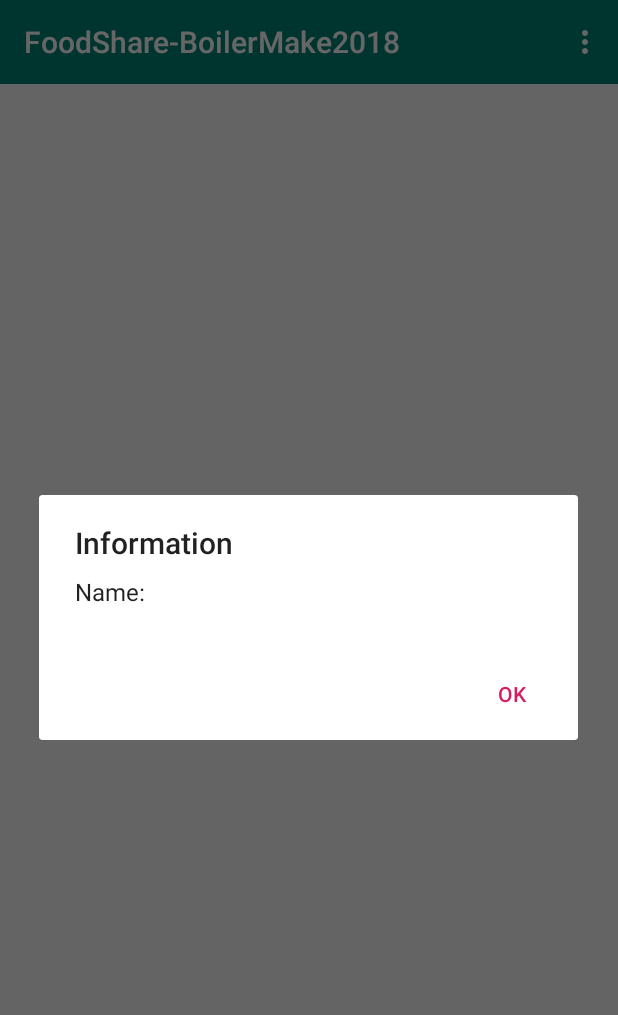
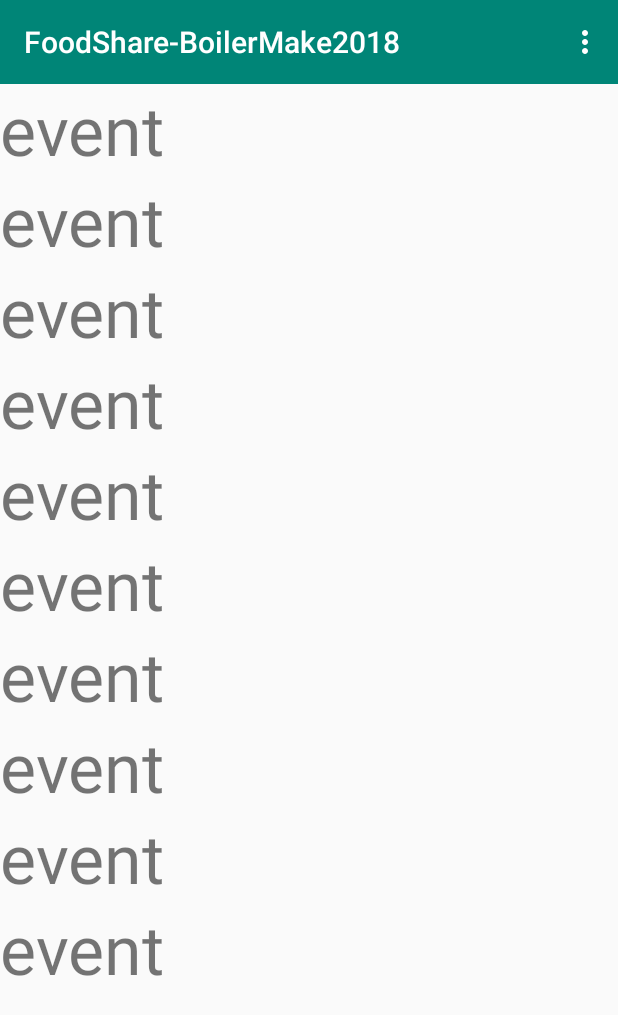
Before and after one commit to aakarshitpandey/FoodShareBoilerMake2018, an Android app: the screen it shows after launch once a user with an empty profile is signed in (mainPage), in the options menu, after a tap on "Profile", on a phone screen of 412 x 824 dp. Shown: the top 1015 px of the screen. Run offline under Robolectric (Android 15) with nearby library versions, the light colour scheme and no system bars; our stand-ins replace Firebase (no records; nobody signed in at launch, a user with empty details on screens opened directly).

Commit message:
fixed the startup glitch

```diff
--- a/app/build.gradle
+++ b/app/build.gradle
@@ -29,4 +29,5 @@ dependencies {
     implementation 'com.google.firebase:firebase-auth:16.0.5'
     implementation 'com.android.support.constraint:constraint-layout:1.1.3'
     implementation 'com.google.firebase:firebase-database:16.0.3'
+    implementation 'com.google.firebase:firebase-core:16.0.4'
 }
--- a/app/src/main/java/com/boilermake/foodshare/foodshare_boilermake2018/mainPage.java
+++ b/app/src/main/java/com/boilermake/foodshare/foodshare_boilermake2018/mainPage.java
@@ -1,21 +1,54 @@
 package com.boilermake.foodshare.foodshare_boilermake2018;
+import android.app.Dialog;
+import android.content.DialogInterface;
 import android.content.Intent;
+import android.support.annotation.NonNull;
+import android.support.v7.app.AlertDialog;
 import android.support.v7.app.AppCompatActivity;
 import android.os.Bundle;
 import android.support.v7.widget.Toolbar;
 import android.view.Menu;
 import android.view.MenuInflater;
 import android.view.MenuItem;
-
+import android.view.View;
+import android.widget.Button;
+import android.widget.EditText;
+import android.widget.TextView;
+import android.widget.Toast;
 import com.google.firebase.auth.FirebaseAuth;
+import com.google.firebase.auth.FirebaseUser;
+import com.google.firebase.database.DataSnapshot;
+import com.google.firebase.database.DatabaseError;
+import com.google.firebase.database.DatabaseReference;
+import com.google.firebase.database.FirebaseDatabase;
+import com.google.firebase.database.ValueEventListener;
 
 public class mainPage extends AppCompatActivity {
+
     Toolbar toolbar;
     private FirebaseAuth auth;
+    private DatabaseReference mDatabase;
+    private FirebaseUser currentUser;
+    private String userId;
+    private String profileName;
+    private String profileCity;
+    private DataSnapshot dataSnapshot;
 
-    //TODO: Retrieve user data (User name, City)
-    public String profileName;
-    public String profileCity;
+
+    /**
+     * event list
+     */
+    private TextView event1;
+    private TextView event2;
+    private TextView event3;
+    private TextView event4;
+    private TextView event5;
+    private TextView event6;
+    private TextView event7;
+    private TextView event8;
+    private TextView event9;
+    private TextView event10;
+
 
 
     protected void onCreate(Bundle savedInstanceState) {
@@ -24,6 +57,36 @@ public class mainPage extends AppCompatActivity {
 
         toolbar = findViewById(R.id.toolbar); //log out tool bar sync
         setSupportActionBar(toolbar);
+
+        currentUser = FirebaseAuth.getInstance().getCurrentUser();
+        userId = currentUser.getUid();
+        mDatabase = FirebaseDatabase.getInstance().getReference().child(userId); //access current user's database
+
+        mDatabase.addValueEventListener(new ValueEventListener() {
+            @Override
+            public void onDataChange(@NonNull DataSnapshot dataSnapshot) {
+
+                try {
+                    profileName = dataSnapshot.child("name").getValue().toString();
+                } catch (NullPointerException n) {
+                    profileName = "Error: n";
+                }
+
+                try {
+                    profileCity = dataSnapshot.child("city").getValue().toString();
+                } catch (NullPointerException n) {
+                    profileCity = "Error: n";
+                }
+
+            }
+
+            @Override
+            public void onCancelled(@NonNull DatabaseError databaseError) {
+                Toast.makeText(mainPage.this, databaseError.getMessage(), Toast.LENGTH_SHORT).show();
+            }
+        });
+
+
     }
 
 
@@ -39,23 +102,27 @@ public class mainPage extends AppCompatActivity {
     public boolean onOptionsItemSelected(MenuItem item) {
 
         switch (item.getItemId()) {
-            case R.id.item:
+            case R.id.item1:
                 FirebaseAuth.getInstance().signOut();
                 finish();
                 startActivity(new Intent(this, LoginActivity.class));
                 break;
             case R.id.item2:
-                openDialog();
+                AlertDialog.Builder builder = new AlertDialog.Builder(this);
+                builder.setTitle("Profile Information");
+                builder.setMessage("Name: " + profileName + "\nCity: " + profileCity);
+                builder.setPositiveButton("OK", new DialogInterface.OnClickListener() {
+                    @Override
+                    public void onClick(DialogInterface dialog, int which) {
+                        finish();
+                    }
+                });
+                break;
         }
 
         return true;
     }
     //Option to log out >>>>>>
 
-    public void openDialog() {
-        profileDialogBox profileDialogBox = new profileDialogBox();
-        profileDialogBox.show(getSupportFragmentManager(), "profile information dialogue");
-    }
-
 
 }
--- a/app/src/main/java/com/boilermake/foodshare/foodshare_boilermake2018/profileDialogBox.java
+++ /dev/null
@@ -1,23 +0,0 @@
-package com.boilermake.foodshare.foodshare_boilermake2018;
-
-import android.app.Dialog;
-import android.content.DialogInterface;
-import android.os.Bundle;
-import android.support.v7.app.AlertDialog;
-import android.support.v7.app.AppCompatDialogFragment;
-
-public class profileDialogBox extends AppCompatDialogFragment {
-
-    @Override
-    public Dialog onCreateDialog(Bundle savedInstanceState) {
-        AlertDialog.Builder builder = new AlertDialog.Builder(getActivity());
-        builder.setTitle("Information").setMessage("Name: ") //TODO: get username and city and display those
-                .setPositiveButton("OK", new DialogInterface.OnClickListener() {
-                    @Override
-                    public void onClick(DialogInterface dialog, int which) {
-                    }
-                });
-
-        return builder.create();
-    }
-}
--- a/app/src/main/res/layout/activity_mainpage.xml
+++ b/app/src/main/res/layout/activity_mainpage.xml
@@ -1,5 +1,5 @@
 <?xml version="1.0" encoding="utf-8"?>
-<android.support.constraint.ConstraintLayout xmlns:android="http://schemas.android.com/apk/res/android"
+<RelativeLayout xmlns:android="http://schemas.android.com/apk/res/android"
     android:layout_width="match_parent"
     android:layout_height="match_parent"
     xmlns:app="http://schemas.android.com/apk/res-auto">
@@ -17,5 +17,111 @@
         app:layout_constraintTop_toTopOf="parent"
         />
 
+    <ScrollView
+        android:layout_width="fill_parent"
+        android:layout_height="fill_parent"
+        android:layout_below="@+id/toolbar"
+        >
 
-</android.support.constraint.ConstraintLayout>
+
+    <LinearLayout
+        android:layout_width="fill_parent"
+        android:layout_height="wrap_content"
+        android:orientation="vertical"
+        android:gravity="center">
+
+        <TextView
+            android:id="@+id/event1"
+            android:clickable="true"
+            android:focusable="true"
+            android:layout_width="fill_parent"
+            android:layout_height="wrap_content"
+            android:text="@string/event"
+            android:textSize="45sp" />
+
+        <TextView
+            android:id="@+id/event2"
+            android:clickable="true"
+            android:focusable="true"
+            android:layout_width="fill_parent"
+            android:layout_height="wrap_content"
+            android:text="@string/event"
+            android:textSize="45sp" />
+
+        <TextView
+            android:id="@+id/event3"
+            android:clickable="true"
+            android:focusable="true"
+            android:layout_width="fill_parent"
+            android:layout_height="wrap_content"
+            android:text="@string/event"
+            android:textSize="45sp" />
+
+        <TextView
+            android:id="@+id/event4"
+            android:clickable="true"
+            android:focusable="true"
+            android:layout_width="fill_parent"
+            android:layout_height="wrap_content"
+            android:text="@string/event"
+            android:textSize="45sp" />
+
+        <TextView
+            android:id="@+id/event5"
+            android:clickable="true"
+            android:focusable="true"
+            android:layout_width="fill_parent"
+            android:layout_height="wrap_content"
+            android:text="@string/event"
+            android:textSize="45sp" />
+
+        <TextView
+            android:id="@+id/event6"
+            android:clickable="true"
+            android:focusable="true"
+            android:layout_width="fill_parent"
+            android:layout_height="wrap_content"
+            android:text="@string/event"
+            android:textSize="45sp" />
+
+        <TextView
+            android:id="@+id/event7"
+            android:clickable="true"
+            android:focusable="true"
+            android:layout_width="fill_parent"
+            android:layout_height="wrap_content"
+            android:text="@string/event"
+            android:textSize="45sp" />
+
+        <TextView
+            android:id="@+id/event8"
+            android:clickable="true"
+            android:focusable="true"
+            android:layout_width="fill_parent"
+            android:layout_height="wrap_content"
+            android:text="@string/event"
+            android:textSize="45sp" />
+
+        <TextView
+            android:id="@+id/event9"
+            android:clickable="true"
+            android:focusable="true"
+            android:layout_width="fill_parent"
+            android:layout_height="wrap_content"
+            android:text="@string/event"
+            android:textSize="45sp" />
+
+        <TextView
+            android:id="@+id/event10"
+            android:clickable="true"
+            android:focusable="true"
+            android:layout_width="fill_parent"
+            android:layout_height="wrap_content"
+            android:text="@string/event"
+            android:textSize="45sp" />
+
+    </LinearLayout>
+
+    </ScrollView>
+
+</RelativeLayout>
--- a/app/src/main/res/menu/menu.xml
+++ b/app/src/main/res/menu/menu.xml
@@ -2,7 +2,7 @@
 <menu xmlns:android="http://schemas.android.com/apk/res/android"
     xmlns:app="http://schemas.android.com/apk/res-auto">
     <item
-        android:id="@+id/item"
+        android:id="@+id/item1"
         android:title="@string/menuLogout"
         app:showAsAction="never"
         />
@@ -13,5 +13,4 @@
         app:showAsAction="never"
         />
 
-
 </menu>
--- a/app/src/main/res/values/strings.xml
+++ b/app/src/main/res/values/strings.xml
@@ -29,6 +29,7 @@
     <string name="customer">CUSTOMER</string>
     <string name="address">Address</string>
     <string name="nameRestaurant">Name of Restaurant</string>
+    <string name="event">event</string>
 
 
 </resources>
```
